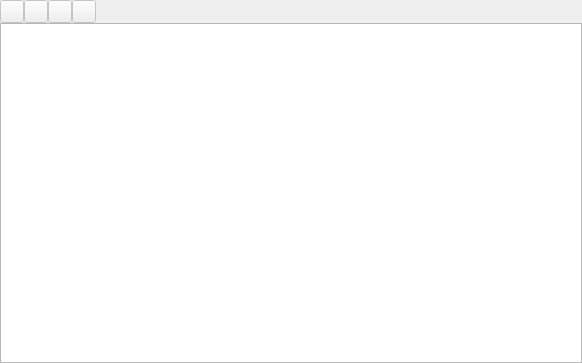
Old version of the form src/queue/queueview.ui in the repository strawberrymusicplayer/strawberry.
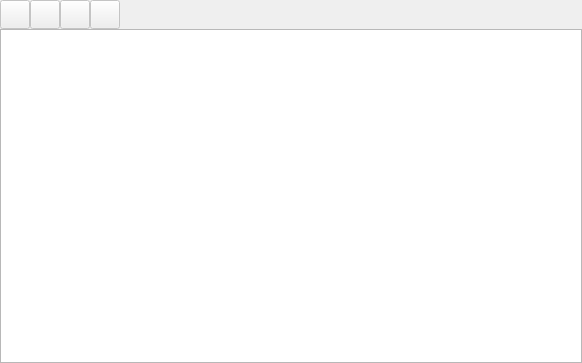
New version of the form. Icons and pictures are not drawn.

Commit message:
Make icon sizes configurable, increase default sizes for icons
Fixes #250

```diff
--- a/src/queue/queueview.ui
+++ b/src/queue/queueview.ui
@@ -50,8 +50,8 @@
          </property>
          <property name="iconSize">
           <size>
-           <width>16</width>
-           <height>16</height>
+           <width>22</width>
+           <height>22</height>
           </size>
          </property>
          <property name="shortcut">
@@ -69,8 +69,8 @@
          </property>
          <property name="iconSize">
           <size>
-           <width>16</width>
-           <height>16</height>
+           <width>22</width>
+           <height>22</height>
           </size>
          </property>
          <property name="shortcut">
@@ -89,6 +89,12 @@
          <property name="text">
           <string/>
          </property>
+         <property name="iconSize">
+          <size>
+           <width>22</width>
+           <height>22</height>
+          </size>
+         </property>
         </widget>
        </item>
        <item>
@@ -101,8 +107,8 @@
          </property>
          <property name="iconSize">
           <size>
-           <width>16</width>
-           <height>16</height>
+           <width>22</width>
+           <height>22</height>
           </size>
          </property>
          <property name="shortcut">
```
The commit also changes 25 other files.
